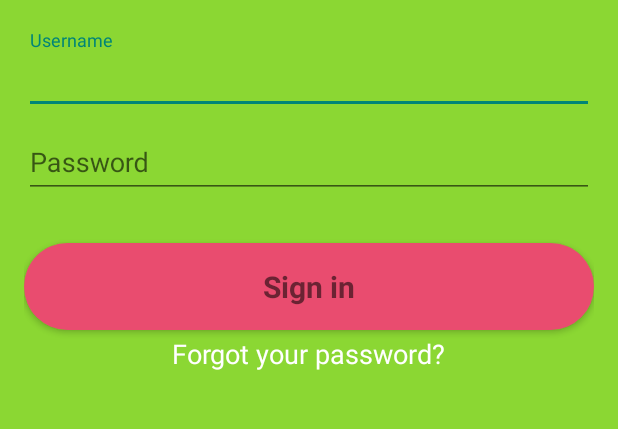
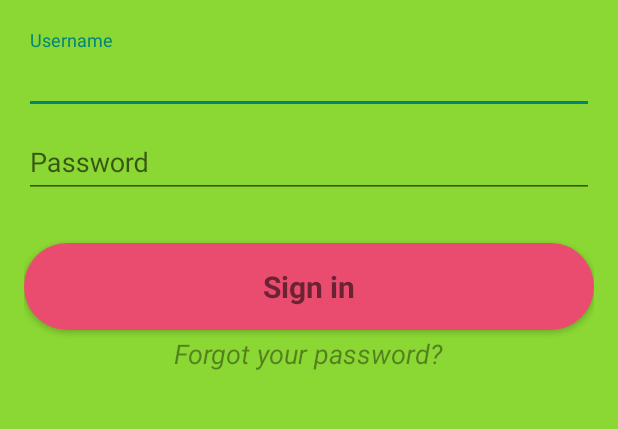
Before and after one commit to Uppppp/UniTrips, an Android app: the SignInActivity screen opened directly, with no data from a screen before it, on a phone screen of 412 x 824 dp, the part 336-765 px from its top. Run offline under Robolectric (Android 15) with nearby library versions, the phone set to English and light mode, and no system bars.

Commit message:
"Version1.0.1"

```diff
--- a/app/src/main/java/com/sep/tmsdemo/view/SignInActivity.java
+++ b/app/src/main/java/com/sep/tmsdemo/view/SignInActivity.java
@@ -71,6 +71,7 @@ public class SignInActivity extends AppCompatActivity{
 //    private View mProgressView;
 //    private View mLoginFormView;
     private ImageButton mBackBtn;
+    private TextView mForgetPasswordTv;
 
     @Override
     protected void onCreate(Bundle savedInstanceState) {
@@ -86,6 +87,13 @@ public class SignInActivity extends AppCompatActivity{
         mBackBtn = findViewById(R.id.backBtn);
         mBackBtn.setOnClickListener(new OnClickListener() {
             @RequiresApi(api = Build.VERSION_CODES.JELLY_BEAN)
+            @Override
+            public void onClick(View v) {
+                startActivity(getParentActivityIntent());
+            }
+        });
+        mForgetPasswordTv = findViewById(R.id.passwordRestTv);
+        mForgetPasswordTv.setOnClickListener(new OnClickListener() {
             @Override
             public void onClick(View v) {
                 startActivity(getParentActivityIntent());
--- a/app/src/main/res/layout/activity_sign_in.xml
+++ b/app/src/main/res/layout/activity_sign_in.xml
@@ -94,7 +94,8 @@
                     android:layout_marginTop="3dp"
                     android:textSize="18dp"
                     android:id="@+id/passwordRestTv"
-                    android:textColor="@color/textColorWhite"
+                    android:textColor="@color/black_overlay"
+                    android:textStyle="italic"
                     android:text="@string/forgotPassword"/>
 
             </LinearLayout>
--- a/app/src/main/res/values/strings.xml
+++ b/app/src/main/res/values/strings.xml
@@ -18,6 +18,7 @@
     <string name="error_incorrect_password">This password is incorrect</string>
     <string name="confirmedPassword">Confirm Password</string>
     <string name="title_email">Email</string>
+    <string name="createAccount">Create UniTripS \n account</string>
     <string name="forgotPassword">Forgot your password?</string>
 
 </resources>
```
Also changed, not shown: app/src/main/res/layout/activity_sign_up.xml (+16 -4 lines).
